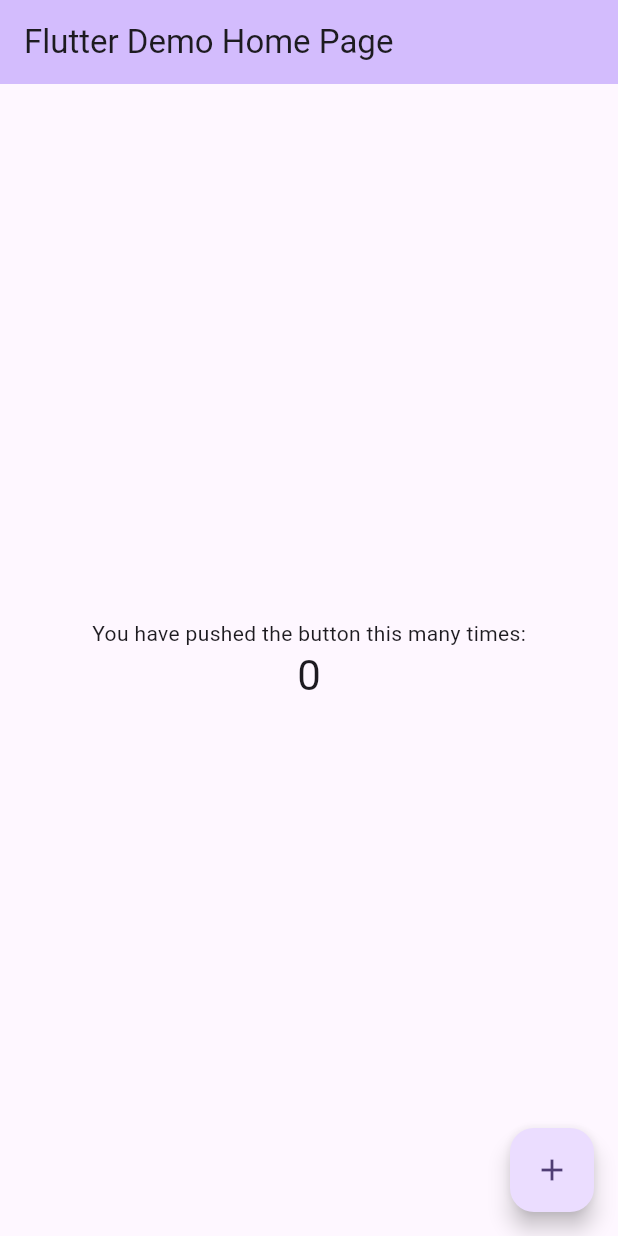
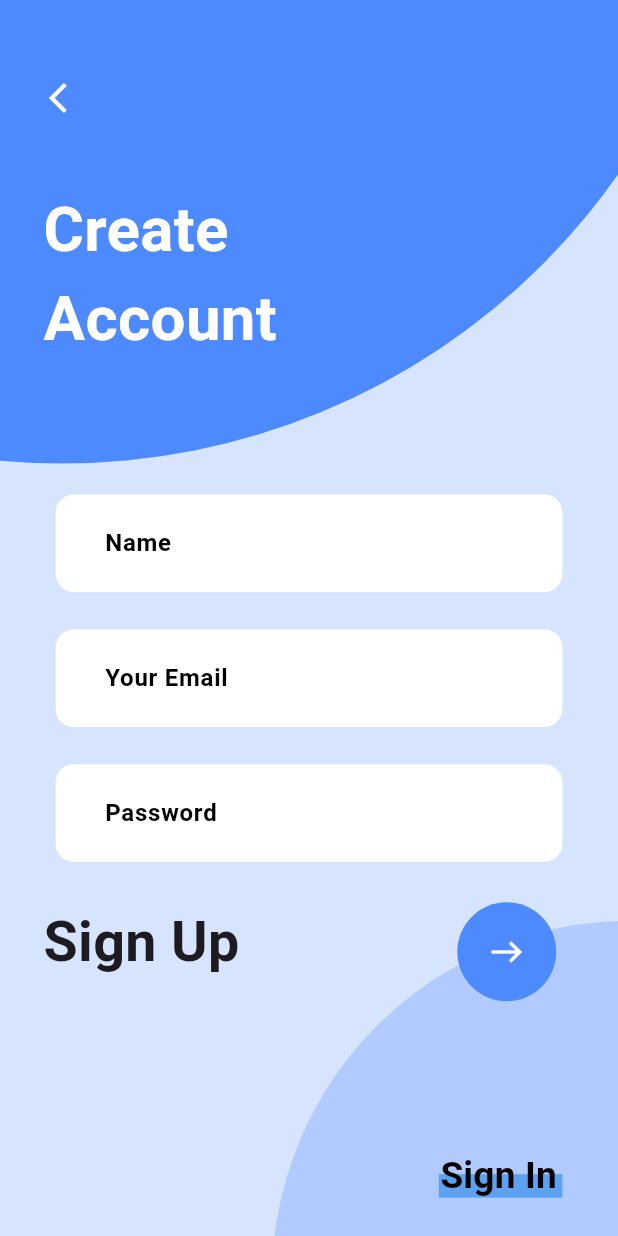
Before and after one commit to MustafaSheeha/HamamGaberTaskOne, a Flutter app: the screen it shows after launch, on a phone screen of 412 x 824 dp. Run offline on Flutter 3.47's test engine with Material 3 defaults, Android fonts, the phone set to English and light mode, and no system bars.

Commit message:
Finish SignUpView UI

```diff
--- a/lib/main.dart
+++ b/lib/main.dart
@@ -1,125 +1,6 @@
 import 'package:flutter/material.dart';
+import 'package:hamam_gaber_task_one/my_app.dart';
 
 void main() {
   runApp(const MyApp());
 }
-
-class MyApp extends StatelessWidget {
-  const MyApp({super.key});
-
-  // This widget is the root of your application.
-  @override
-  Widget build(BuildContext context) {
-    return MaterialApp(
-      title: 'Flutter Demo',
-      theme: ThemeData(
-        // This is the theme of your application.
-        //
-        // TRY THIS: Try running your application with "flutter run". You'll see
-        // the application has a purple toolbar. Then, without quitting the app,
-        // try changing the seedColor in the colorScheme below to Colors.green
-        // and then invoke "hot reload" (save your changes or press the "hot
-        // reload" button in a Flutter-supported IDE, or press "r" if you used
-        // the command line to start the app).
-        //
-        // Notice that the counter didn't reset back to zero; the application
-        // state is not lost during the reload. To reset the state, use hot
-        // restart instead.
-        //
-        // This works for code too, not just values: Most code changes can be
-        // tested with just a hot reload.
-        colorScheme: ColorScheme.fromSeed(seedColor: Colors.deepPurple),
-        useMaterial3: true,
-      ),
-      home: const MyHomePage(title: 'Flutter Demo Home Page'),
-    );
-  }
-}
-
-class MyHomePage extends StatefulWidget {
-  const MyHomePage({super.key, required this.title});
-
-  // This widget is the home page of your application. It is stateful, meaning
-  // that it has a State object (defined below) that contains fields that affect
-  // how it looks.
-
-  // This class is the configuration for the state. It holds the values (in this
-  // case the title) provided by the parent (in this case the App widget) and
-  // used by the build method of the State. Fields in a Widget subclass are
-  // always marked "final".
-
-  final String title;
-
-  @override
-  State<MyHomePage> createState() => _MyHomePageState();
-}
-
-class _MyHomePageState extends State<MyHomePage> {
-  int _counter = 0;
-
-  void _incrementCounter() {
-    setState(() {
-      // This call to setState tells the Flutter framework that something has
-      // changed in this State, which causes it to rerun the build method below
-      // so that the display can reflect the updated values. If we changed
-      // _counter without calling setState(), then the build method would not be
-      // called again, and so nothing would appear to happen.
-      _counter++;
-    });
-  }
-
-  @override
-  Widget build(BuildContext context) {
-    // This method is rerun every time setState is called, for instance as done
-    // by the _incrementCounter method above.
-    //
-    // The Flutter framework has been optimized to make rerunning build methods
-    // fast, so that you can just rebuild anything that needs updating rather
-    // than having to individually change instances of widgets.
-    return Scaffold(
-      appBar: AppBar(
-        // TRY THIS: Try changing the color here to a specific color (to
-        // Colors.amber, perhaps?) and trigger a hot reload to see the AppBar
-        // change color while the other colors stay the same.
-        backgroundColor: Theme.of(context).colorScheme.inversePrimary,
-        // Here we take the value from the MyHomePage object that was created by
-        // the App.build method, and use it to set our appbar title.
-        title: Text(widget.title),
-      ),
-      body: Center(
-        // Center is a layout widget. It takes a single child and positions it
-        // in the middle of the parent.
-        child: Column(
-          // Column is also a layout widget. It takes a list of children and
-          // arranges them vertically. By default, it sizes itself to fit its
-          // children horizontally, and tries to be as tall as its parent.
-          //
-          // Column has various properties to control how it sizes itself and
-          // how it positions its children. Here we use mainAxisAlignment to
-          // center the children vertically; the main axis here is the vertical
-          // axis because Columns are vertical (the cross axis would be
-          // horizontal).
-          //
-          // TRY THIS: Invoke "debug painting" (choose the "Toggle Debug Paint"
-          // action in the IDE, or press "p" in the console), to see the
-          // wireframe for each widget.
-          mainAxisAlignment: MainAxisAlignment.center,
-          children: <Widget>[
-            const Text(
-              'You have pushed the button this many times:',
-            ),
-            Text(
-              '$_counter',
-              style: Theme.of(context).textTheme.headlineMedium,
-            ),
-          ],
-        ),
-      ),
-      floatingActionButton: FloatingActionButton(
-        onPressed: _incrementCounter,
-        tooltip: 'Increment',
-        child: const Icon(Icons.add),
-      ), // This trailing comma makes auto-formatting nicer for build methods.
-    );
-  }
-}
--- /dev/null
+++ b/lib/my_app.dart
@@ -0,0 +1,16 @@
+import 'package:flutter/material.dart';
+import 'package:hamam_gaber_task_one/sign_up_view.dart';
+
+class MyApp extends StatelessWidget {
+  const MyApp({super.key});
+
+  // This widget is the root of your application.
+  @override
+  Widget build(BuildContext context) {
+    return MaterialApp(
+      debugShowCheckedModeBanner: false,
+      theme: ThemeData(),
+      home: const SignUpView(),
+    );
+  }
+}
--- /dev/null
+++ b/lib/sign_up_view.dart
@@ -0,0 +1,152 @@
+import 'package:flutter/material.dart';
+
+class SignUpView extends StatelessWidget {
+  const SignUpView({super.key});
+
+  @override
+  Widget build(BuildContext context) {
+    final screenHight = MediaQuery.of(context).size.height;
+    final screenWidth = MediaQuery.of(context).size.width;
+    return Scaffold(
+      body: Stack(
+        children: [
+          Container(
+            height: screenHight,
+            width: screenWidth,
+            decoration: const BoxDecoration(color: Color(0xffd7e4fe)),
+          ),
+          Positioned(
+              top: screenWidth * -1.45,
+              left: screenWidth * -1,
+              child: CircleAvatar(
+                radius: screenWidth * 1.1,
+                backgroundColor: const Color(0xff4e8aff),
+              )),
+          Positioned(
+              top: screenHight * 0.05,
+              left: screenWidth * 0.05,
+              child: IconButton(
+                icon: const Icon(
+                  Icons.arrow_back_ios,
+                  color: Colors.white,
+                ),
+                onPressed: () {},
+              )),
+          Positioned(
+              top: screenHight * 0.15,
+              left: screenWidth * 0.07,
+              child: Text(
+                'Create\nAccount',
+                style: TextStyle(
+                    color: Colors.white,
+                    fontSize: screenWidth * 0.1,
+                    fontWeight: FontWeight.bold),
+              )),
+          Positioned(
+            top: screenHight * 0.4,
+            child: Container(
+              padding: EdgeInsets.symmetric(horizontal: screenWidth * 0.09),
+              width: screenWidth,
+              child: Column(
+                children: [
+                  const CustomTextFormField(
+                    label: 'Name',
+                  ),
+                  SizedBox(height: screenHight * 0.03),
+                  const CustomTextFormField(
+                    label: 'Your Email',
+                  ),
+                  SizedBox(height: screenHight * 0.03),
+                  const CustomTextFormField(
+                    label: 'Password',
+                  ),
+                ],
+              ),
+            ),
+          ),
+          Positioned(
+            top: screenHight * 0.73,
+            left: screenWidth * 0.07,
+            child: Text(
+              'Sign Up',
+              style: TextStyle(
+                  fontSize: screenWidth * 0.09, fontWeight: FontWeight.bold),
+            ),
+          ),
+          Positioned(
+              bottom: screenWidth * -0.65,
+              right: screenWidth * -0.6,
+              child: CircleAvatar(
+                radius: screenWidth * 0.58,
+                backgroundColor: const Color(0xffb1caff),
+              )),
+          Positioned(
+              top: screenHight * 0.73,
+              right: screenWidth * 0.1,
+              child: CircleAvatar(
+                radius: screenWidth * 0.08,
+                backgroundColor: const Color(0xff4e8aff),
+                child: IconButton(
+                    onPressed: () {},
+                    icon: const Icon(
+                      Icons.east,
+                      color: Colors.white,
+                    )),
+              )),
+          Positioned(
+              top: screenHight * 0.95,
+              right: screenWidth * 0.09,
+              child: Container(
+                height: screenHight * 0.019,
+                width: screenWidth * 0.2,
+                color: const Color(0xff5da2f0),
+              )),
+          Positioned(
+            top: screenHight * 0.92,
+            right: screenWidth * 0.07,
+            child: TextButton(
+                onPressed: () {},
+                child: Text('Sign In',
+                    style: TextStyle(
+                      fontSize: screenWidth * 0.06,
+                      fontWeight: FontWeight.bold,
+                      color: Colors.black
+                    ))),
+          )
+        ],
+      ),
+    );
+  }
+}
+
+class CustomTextFormField extends StatelessWidget {
+  const CustomTextFormField({
+    super.key,
+    required this.label,
+  });
+
+  final String label;
+  @override
+  Widget build(BuildContext context) {
+    final screenHight = MediaQuery.of(context).size.height;
+    final screenWidth = MediaQuery.of(context).size.width;
+    return Container(
+      decoration: BoxDecoration(
+        color: Colors.white,
+        borderRadius: BorderRadius.circular(12),
+      ),
+      child: TextFormField(
+        decoration: InputDecoration(
+          contentPadding: EdgeInsets.symmetric(
+              horizontal: screenWidth * 0.07, vertical: screenHight * 0.025),
+          label: Text(
+            label,
+            style: const TextStyle(
+                color: Colors.black, fontWeight: FontWeight.bold),
+          ),
+          border: const OutlineInputBorder(borderSide: BorderSide.none),
+        ),
+      ),
+    );
+  }
+}
```
Also changed, not shown: 1 other file.
